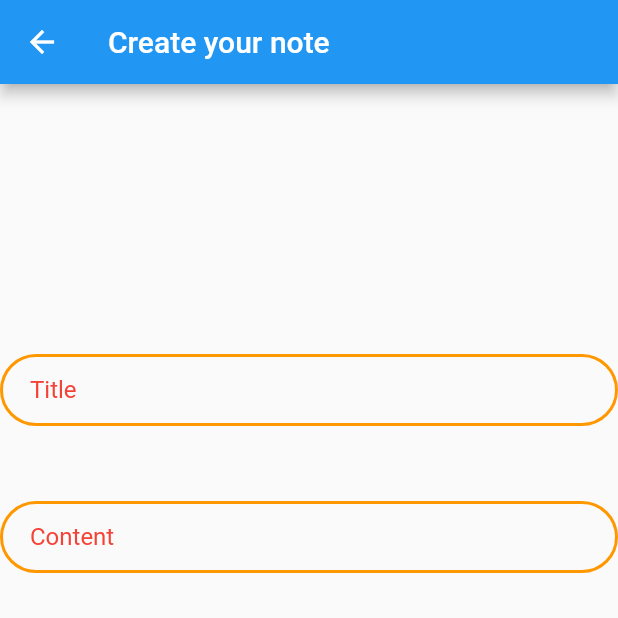
After one commit to landowolf10/crud_notas_flutter2, a Flutter app: the NotesList screen opened directly, after a tap on "Add your note", on a phone screen of 412 x 824 dp, the top half of it. The commit adds this screen. Run offline on Flutter 3.47's test engine with Material 2 defaults, Android fonts, the phone set to English and light mode, and no system bars; accounts and stored records are empty; network calls fail; statements that could not run were skipped.

Commit message:
Rebuilding the UI.

```diff
--- a/lib/main.dart
+++ b/lib/main.dart
@@ -1,5 +1,5 @@
 import 'package:flutter/material.dart';
-import 'package:crud_notas/views/login_page.dart';
+import 'package:crud_notas/views/user/login_page.dart';
 
 void main()
 {
--- /dev/null
+++ b/lib/views/note/create_note_view.dart
@@ -0,0 +1,38 @@
+import 'package:crud_notas/views/widgets/textInput.dart';
+import 'package:flutter/material.dart';
+
+class CreateNoteView extends StatefulWidget {
+  const CreateNoteView({ Key key }) : super(key: key);
+
+  @override
+  _CreateNoteViewState createState() => _CreateNoteViewState();
+}
+
+class _CreateNoteViewState extends State<CreateNoteView> {
+  TextEditingController txtTitle = new TextEditingController();
+  TextEditingController txtContent = new TextEditingController();
+
+  @override
+  Widget build(BuildContext context) {
+    return Scaffold(
+      appBar: AppBar(
+        title: Text("Create your note"),
+      ),
+      body: Center(
+        child: ListView(
+          children: [
+            Column(
+              mainAxisAlignment: MainAxisAlignment.center,
+              children: [
+                SizedBox(height: 180),
+                TextInput(hintText: "Title", txtController: txtTitle, inputType: TextInputType.text),
+                SizedBox(height: 50),
+                TextInput(hintText: "Content", txtController: txtContent, inputType: TextInputType.multiline),
+              ],
+            )
+          ],
+        ),
+      ),
+    );
+  }
+}
--- a/lib/views/notes_list.dart
+++ b/lib/views/note/notes_view.dart
@@ -2,7 +2,8 @@ import 'dart:math';
 
 import 'package:crud_notas/api/notes_api.dart';
 import 'package:crud_notas/models/notes_model.dart';
-import 'package:crud_notas/views/login_page.dart';
+import 'package:crud_notas/views/note/create_note_view.dart';
+import 'package:crud_notas/views/user/login_page.dart';
 import 'package:crud_notas/utils/messages.dart';
 import 'package:flutter/material.dart';
 
@@ -14,8 +15,18 @@ class NotesList extends StatefulWidget
 
 class NotesListState extends State<NotesList>
 {
-  NotesAPIs apis = new NotesAPIs();
-  GetLoginData loginData = new GetLoginData();
+  NotesAPIs apis;
+  GetLoginData loginData;
+  int userID;
+
+  @override
+  void initState() {
+    super.initState();
+    apis = new NotesAPIs();
+    loginData = new GetLoginData();
+
+    userID = loginData.userID();
+  }
 
   @override
   Widget build(BuildContext context)
@@ -56,7 +67,7 @@ class NotesListState extends State<NotesList>
     return SizedBox(
       height: 500,
       child: FutureBuilder<List<NotesModel>>(
-        future: apis.getNotes(loginData.userID()),
+        future: apis.getNotes(userID),
         builder: (context, snapshot) {
           if (!snapshot.hasData)
           {
@@ -119,9 +130,13 @@ class NotesListState extends State<NotesList>
           shadowColor: Colors.orange,
           elevation: 5),
       onPressed: () {
-        setState(() {
-          createAndUpdateNoteDialog(context, 'create');
-        });
+        //setState(() {
+          //+createAndUpdateNoteDialog(context, 'create');
+        //});
+
+        Navigator.push(context, MaterialPageRoute(
+          builder: (BuildContext context) => CreateNoteView())
+        );
       },
     );
   }
@@ -172,7 +187,7 @@ class NotesListState extends State<NotesList>
           noteID = values[index].idNota;
           noteTitle = values[index].titulo;
           noteContent = values[index].contenido;
-          createAndUpdateNoteDialog(context, 'update', noteID: noteID, titulo: noteTitle, contenido: noteContent);
+          //createAndUpdateNoteDialog(context, 'update', noteID: noteID, titulo: noteTitle, contenido: noteContent);
         });
       },
     );
@@ -199,7 +214,7 @@ class NotesListState extends State<NotesList>
     );
   }
 
-  createAndUpdateNoteDialog(BuildContext context, String task, {int noteID, String titulo, String contenido}) async
+  /*createAndUpdateNoteDialog(BuildContext context, String task, {int noteID, String titulo, String contenido}) async
   {
     TextEditingController _txtTitle = new TextEditingController();
     TextEditingController _txtContent = new TextEditingController();
@@ -289,5 +304,5 @@ class NotesListState extends State<NotesList>
         );
       }
     );
-  }
+  }*/
 }
--- a/lib/views/login_page.dart
+++ b/lib/views/user/login_page.dart
@@ -1,7 +1,8 @@
 import 'package:crud_notas/api/user_api.dart';
-import 'package:crud_notas/views/notes_list.dart';
-import 'package:crud_notas/views/user_registration_page.dart';
+import 'package:crud_notas/views/note/notes_view.dart';
+import 'package:crud_notas/views/user/user_registration_page.dart';
 import 'package:crud_notas/utils/messages.dart';
+import 'package:crud_notas/views/widgets/textInput.dart';
 import 'package:flutter/material.dart';
 
 Map<String, dynamic> loginObject;
@@ -34,7 +35,7 @@ class _LoginState extends State<Login>
               mainAxisAlignment: MainAxisAlignment.center,
               children: [
                 SizedBox(height: 180),
-                _emailInput(),
+                TextInput(hintText: "Email", txtController: txtUser),
                 SizedBox(height: 50),
                 _passwordInput(),
                 SizedBox(height: 50),
@@ -46,18 +47,6 @@ class _LoginState extends State<Login>
           ],
         )
       ),
-    );
-  }
-
-  Widget _emailInput()
-  {
-    return TextFormField(
-      style: TextStyle(
-        color: Colors.red
-      ),
-      controller: txtUser,
-      keyboardType: TextInputType.emailAddress,
-      decoration: txtBoxDecoration('Correo'),
     );
   }
 
--- a/lib/views/user_registration_page.dart
+++ b/lib/views/user/user_registration_page.dart
@@ -1,5 +1,5 @@
 import 'package:crud_notas/api/user_api.dart';
-import 'package:crud_notas/views/login_page.dart';
+import 'package:crud_notas/views/user/login_page.dart';
 import 'package:crud_notas/utils/messages.dart';
 import 'package:flutter/material.dart';
 
--- /dev/null
+++ b/lib/views/widgets/textInput.dart
@@ -0,0 +1,53 @@
+import 'package:flutter/material.dart';
+
+class TextInput extends StatelessWidget {
+  final String hintText;
+  final TextEditingController txtController;
+  final TextInputType inputType;
+
+  const TextInput({
+    Key key,
+    this.hintText,
+    this.txtController,
+    this.inputType
+  }) : super(key: key);
+
+  @override
+  Widget build(BuildContext context) {
+    return _textInput();
+  }
+
+  Widget _textInput()
+  {
+    return TextFormField(
+      style: TextStyle(
+        color: Colors.red
+      ),
+      controller: txtController,
+      keyboardType: inputType,
+      decoration: textBoxDecoration(hintText),
+    );
+  }
+
+  InputDecoration textBoxDecoration(String hintText)
+  {
+    return InputDecoration(
+      focusedBorder: OutlineInputBorder(
+        borderSide: BorderSide(color: Colors.redAccent, width: 2.0),
+        borderRadius: BorderRadius.circular(32.0)
+      ),
+        hintText: hintText,
+        hintStyle: TextStyle(
+          color: Colors.red
+        ),
+        contentPadding: EdgeInsets.fromLTRB(20.0, 10.0, 20.0, 10.0),
+        enabledBorder: OutlineInputBorder(
+          borderRadius: BorderRadius.circular(32.0),
+          borderSide: BorderSide(
+            color: Colors.orange,
+            width: 2.0
+          )
+        )
+    );
+  }
+}
```
